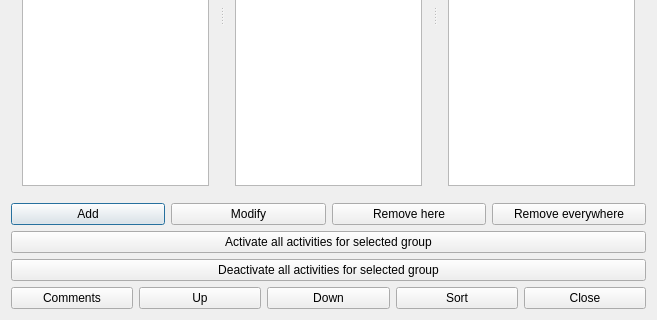
The window that fet/src/interface/groupsform_template.ui (vonmecheln/fet) describes before a commit, drawn with Qt 5; both pictures show x 0 to 657 and y 178 to 498 of the 657 by 498 pixel window.
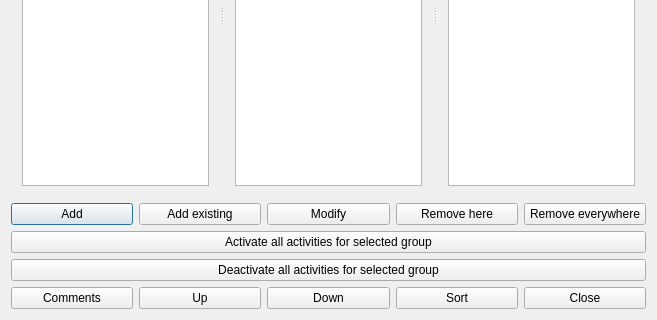
The same window after the commit.

What changed in the file:
```diff
--- a/fet/src/interface/groupsform_template.ui
+++ b/fet/src/interface/groupsform_template.ui
@@ -87,6 +87,13 @@
        </property>
       </widget>
      </item>
+     <item>
+      <widget class="QPushButton" name="addExistingGroupsPushButton">
+       <property name="text">
+        <string extracomment="It refers to adding groups in a year, groups which exist in (an)other year(s)">Add existing</string>
+       </property>
+      </widget>
+     </item>
      <item>
       <widget class="QPushButton" name="modifyGroupPushButton">
        <property name="text">
```
